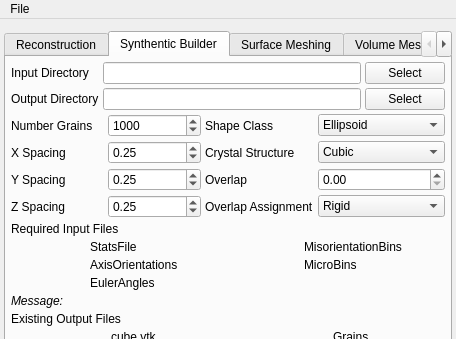
Old version of the form Source/AIM/GUI/UI_Files/RepresentationUI.ui in the repository BlueQuartzSoftware/DREAM3D; both pictures show x 0 to 456 and y 0 to 339 of the 456 by 526 pixel window.
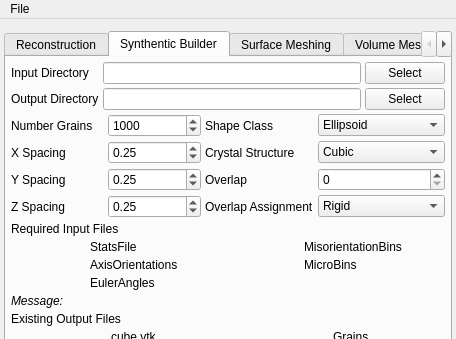
New version of the form. The open tabs and pages were chosen to show the change. Icons and pictures are not drawn.

Commit message: Fixing GrainGenerator::m_OverlapAllowed to be an integer in both the GUI and the support code

Patch:
```diff
--- a/Source/AIM/GUI/UI_Files/RepresentationUI.ui
+++ b/Source/AIM/GUI/UI_Files/RepresentationUI.ui
@@ -777,9 +777,6 @@
             </item>
            </widget>
           </item>
-          <item row="2" column="3">
-           <widget class="QDoubleSpinBox" name="gg_OverlapAllowed"/>
-          </item>
           <item row="3" column="2">
            <widget class="QLabel" name="label_17">
             <property name="text">
@@ -872,6 +869,13 @@
             </property>
            </widget>
           </item>
+          <item row="2" column="3">
+           <widget class="QSpinBox" name="gg_OverlapAllowed">
+            <property name="maximum">
+             <number>100</number>
+            </property>
+           </widget>
+          </item>
          </layout>
         </item>
         <item>
```
The commit also changes 2 other files.
